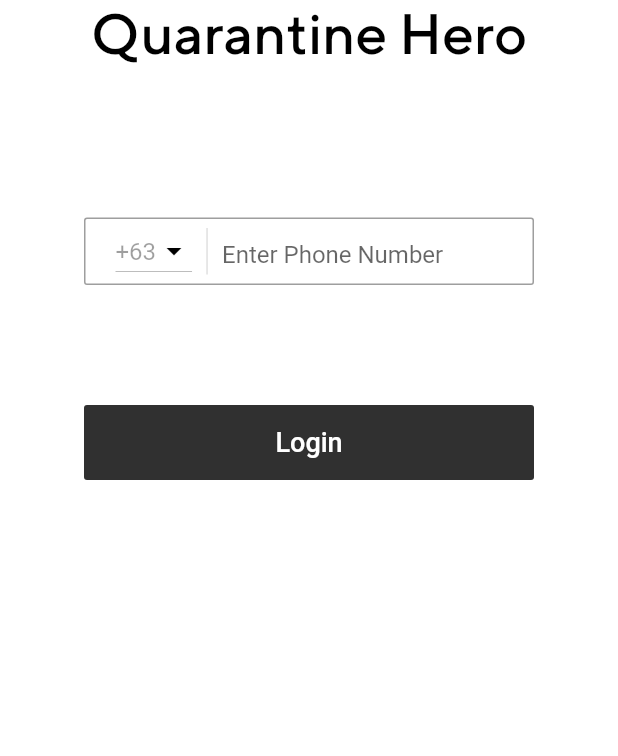
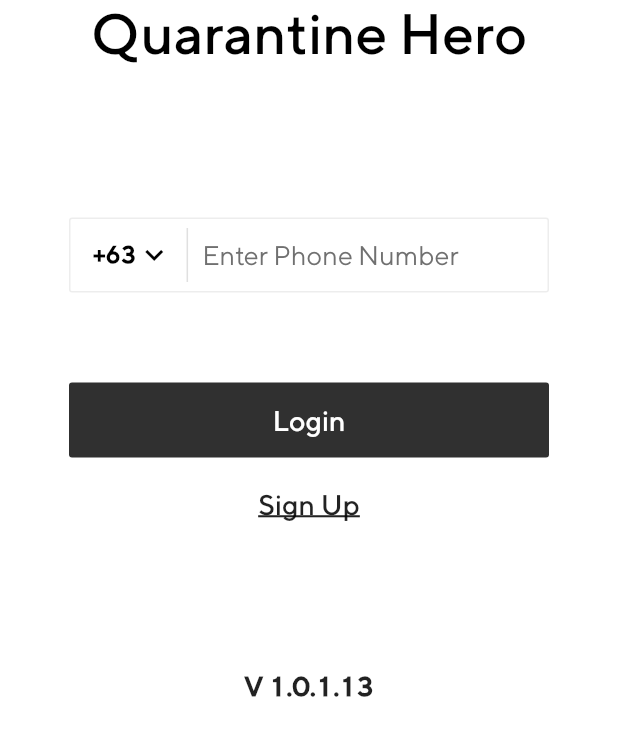
Before and after one commit to mendiolanivelle/-Flutter-Fake-Passapp, a Flutter app: the Signup screen opened by its route, on a phone screen of 412 x 824 dp, the part 300-1056 px from its top. Run offline on Flutter 3.47's test engine with Material 2 defaults, Android fonts, the phone set to English and light mode, and no system bars.

Commit message:
[Flutter Fake Passapp] - Sign up page front end 100%

```diff
--- a/lib/page/Signup.dart
+++ b/lib/page/Signup.dart
@@ -1,4 +1,5 @@
 import 'package:flutter/material.dart';
+
 class Signup extends StatefulWidget {
   @override
   _SignupState createState() => _SignupState();
@@ -7,138 +8,115 @@ class Signup extends StatefulWidget {
 class _SignupState extends State<Signup> {
   @override
   Widget build(BuildContext context) {
-
-    List <String> headerNumber = ['+63'];
-    String inputnumbertip = 'Enter Phone Number';
+    List<String> headerNumber = ['+63'];
 
     return Scaffold(
       backgroundColor: Colors.white,
-
-      body: Center
-      (
+      body: Center(
         child: Padding(
           padding: const EdgeInsets.fromLTRB(0, 100, 0, 0),
-          child: Column
-          (
-            children: <Widget>
-            [
-              SizedBox
-              (
+          child: Column(
+            children: <Widget>[
+              SizedBox(
                   height: 100,
                   width: 260,
-                child: Container
-                (
-                  decoration: BoxDecoration
-                  (
-                    image: DecorationImage
-                    (
+                  child: Container(
+                    decoration: BoxDecoration(
+                        image: DecorationImage(
                       image: AssetImage('asset/img/passapp signin logo.png'),
-                    )
-                  ),
-                )
-              ),
-              Text
-              (
+                    )),
+                  )),
+              Text(
                 'Quarantine Hero',
-                style: TextStyle
-                (
+                style: TextStyle(
                   color: Colors.black,
                   fontSize: 38,
                   fontFamily: 'normMed',
-
                 ),
               ),
-              SizedBox(height: 100,),
               SizedBox(
-              width: 300,
-              height: 45,
-               child:Container(
-                 decoration: BoxDecoration
-                 (
-                   border: Border.all(color: Colors.grey),
-                   borderRadius: BorderRadius.all(Radius.circular(2))
+                height: 100,
               ),
-
-                 child: Row
-                  (
-                    children: <Widget>
-                    [
+              SizedBox(
+                width: 320,
+                height: 50,
+                child: Container(
+                  decoration: BoxDecoration(
+                      border: Border.all(color: HSVColor.fromAHSV(1, 0, 0, 0.93).toColor()),
+                      borderRadius: BorderRadius.all(Radius.circular(2))),
+                  child: Row(
+                    children: <Widget>[
                       Padding(
-                        padding: const EdgeInsets.fromLTRB(20, 0, 0, 0),
-                        child: DropdownButton<String>
-                        (
+                        padding: const EdgeInsets.fromLTRB(15, 0, 0, 0),
+                        child: DropdownButtonHideUnderline(
+                          child: DropdownButton<String>(
                             iconDisabledColor: Colors.black,
-                          hint: Text('+63',style: TextStyle(color: Colors.black),),
-                          items: headerNumber.map((String dropDownString)
-                          {
-                            return DropdownMenuItem
-                            (
+                            icon: Icon(Icons.keyboard_arrow_down),
+                            hint: Text(
+                              '+63',
+                              style: TextStyle(color: Colors.black,fontFamily: 'normMed',fontWeight: FontWeight.w900,fontSize: 16),
+                            ),
+                            items: headerNumber.map((String dropDownString) {
+                              return DropdownMenuItem(
                                 value: dropDownString,
-                              child:Text(dropDownString),
-
-
+                                child: Text(dropDownString),
                               );
                             }).toList(),
-
-
-                          value: '+63',
-
-
                           ),
                         ),
-                      VerticalDivider
-                      (
+                      ),
+                      VerticalDivider(
                         width: 20,
                         thickness: 1,
                         indent: 6,
                         endIndent: 6,
                       ),
-
-                      Flexible
-                      (
-                        child: TextField
-                        (
+                      Flexible(
+                          child: TextField(
+                          style: TextStyle(fontFamily: 'normMed',fontWeight: FontWeight.w900),
                           keyboardType: TextInputType.number,
-                          decoration: InputDecoration
-                          (
+                          decoration: InputDecoration(
+                          hintStyle: TextStyle(fontFamily: 'normReg',fontWeight: FontWeight.w100,fontSize: 18,color: HSVColor.fromAHSV(1, 0, 0, 0.44).toColor()),
                           hintText: ('Enter Phone Number'),
                           border: InputBorder.none,
                           focusedBorder: InputBorder.none,
                           enabledBorder: InputBorder.none,
                           errorBorder: InputBorder.none,
                           disabledBorder: InputBorder.none,
-
                         ),
-                          onTap: ()
-                          {
-                            setState(() {
-                              inputnumbertip = '';
-                            });
-
-                          },
-                        )
-                        ),
+                        onTap: () {},
+                      )),
                     ],
                   ),
                 ),
               ),
-              SizedBox(height: 80,),
-              ButtonTheme
-              (
-                minWidth: 300,
+              SizedBox(
+                height: 60,
+              ),
+              ButtonTheme(
+                minWidth: 320,
                 height: 50,
-              child:FlatButton
-              (
+                child: FlatButton(
                   onPressed: () {},
                   color: HSVColor.fromAHSV(1, 0, 0, 0.19).toColor(),
-                child: Text('Login',style: TextStyle(color: Colors.white,fontSize: 18),),
+                  child: Text(
+                    'Login',
+                    style: TextStyle(color: Colors.white, fontSize: 19,fontFamily: 'normMed'),
                   ),
                 ),
+              ),
+              SizedBox(height: 20,),
+              GestureDetector
+              (
+                onTap: () {},
+                child: Text('Sign Up',style: TextStyle(fontFamily: 'normMed',fontSize: 19,decoration: TextDecoration.underline),),
+              ),
+              SizedBox(height: 100,),
+              Text('V 1.0.1.13',style: TextStyle(fontFamily: 'normMed',fontWeight: FontWeight.w900,fontSize: 18),)
             ],
           ),
         ),
       ),
-
     );
   }
 }
--- a/pubspec.yaml
+++ b/pubspec.yaml
@@ -65,6 +65,10 @@ flutter:
       fonts:
         - asset: asset/font/TTNorms-Medium.otf
 
+    - family: KamberBold
+      fonts:
+        - asset: asset/font/Kamber-Bold.ttf
+
 
   #
   # For details regarding fonts from package dependencies,
```
Also changed, not shown: asset/font/Kamber-Bold.ttf (added). Lines whose indentation alone changed are shown as unchanged.
